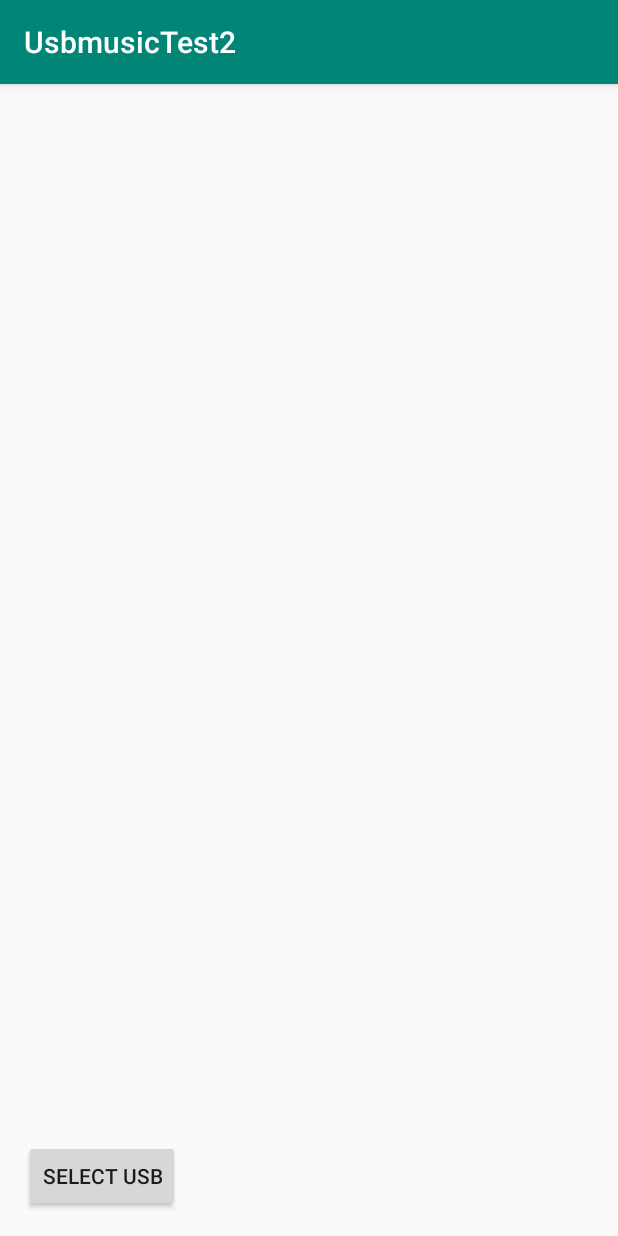
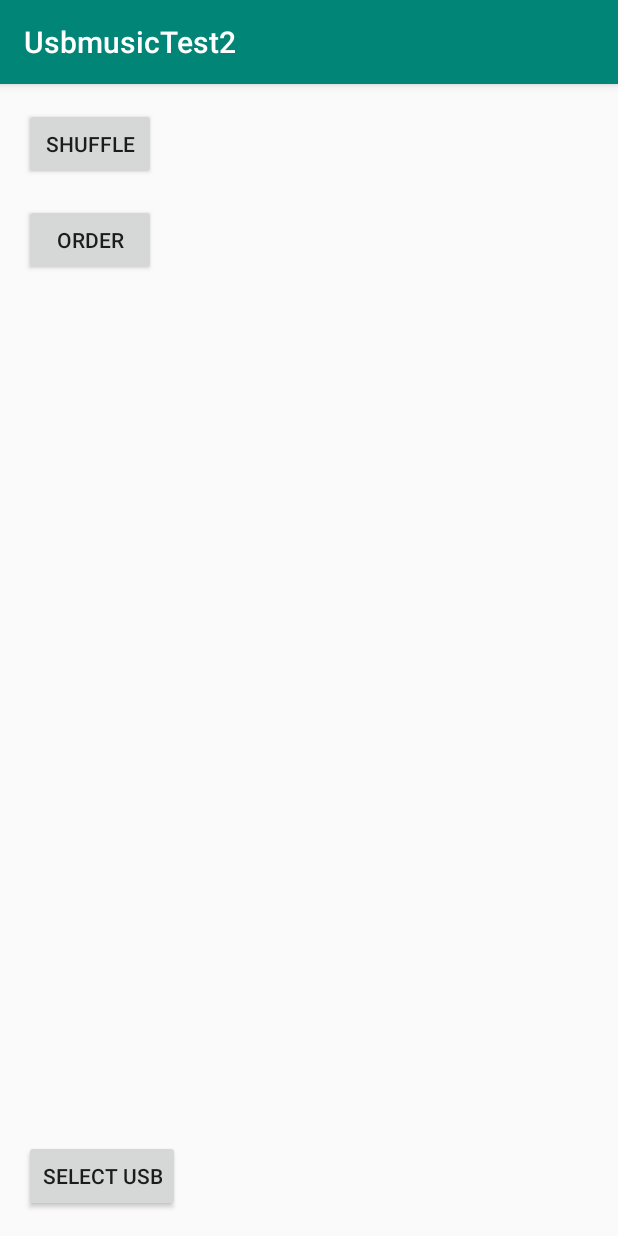
Before and after one commit to ittaira/UsbmusicTest2, an Android app: the screen it shows after launch (MainActivity), on a phone screen of 412 x 824 dp. Run offline under Robolectric (Android 15) with nearby library versions, the phone set to English and light mode, and no system bars.

Commit message:
looping done plus shuffle and sort functions working

```diff
--- a/app/src/main/java/com/example/usbmusictest2/MainActivity.java
+++ b/app/src/main/java/com/example/usbmusictest2/MainActivity.java
@@ -25,8 +25,11 @@ import android.widget.Button;
 
 import java.io.IOException;
 import java.util.ArrayList;
+import java.util.Collections;
+import java.util.Comparator;
 
 import static com.example.usbmusictest2.MyUsbMusicService.ACTION_MY_USB_STREAMING_INTENT_FILTER;
+import static com.example.usbmusictest2.MyUsbMusicService.ACTION_USB_MEDIAPLAYER_SONG_COMPLETED;
 import static com.example.usbmusictest2.MyUsbMusicService.EXTRA_USB_STREAMING_PERFORM_TASK_ID;
 import static com.example.usbmusictest2.MyUsbMusicService.EXTRA_USB_STREAMING_SONG_URI;
 import static com.example.usbmusictest2.MyUsbMusicService.USB_STREAM_TASK_LOAD_SONG;
@@ -35,7 +38,10 @@ public class MainActivity extends AppCompatActivity {
 
     private final String TAG = "MainActivity";
     private Button mChooseUsbStreamingButton;
+    private Button mShuffleSongsButton;
+    private Button mOrganizeSongsButton;
     private ArrayList<Songs> songsArrayList;
+    private int currentSongPlayingIndex;
     //protected static Context myActivityContext;
 
     private RecyclerView mSongRecyclerView;
@@ -63,6 +69,32 @@ public class MainActivity extends AppCompatActivity {
             }
         });
 
+        mShuffleSongsButton = findViewById(R.id.button_suffle_list);
+        mShuffleSongsButton.setOnClickListener(new View.OnClickListener() {
+            @Override
+            public void onClick(View view) {
+                if (songsArrayList != null && mSongRecyclerView != null){
+                    Collections.shuffle(songsArrayList);
+                    mSongAdapter.notifyDataSetChanged();
+                }
+            }
+        });
+
+        mOrganizeSongsButton = findViewById(R.id.button_order_list);
+        mOrganizeSongsButton.setOnClickListener(new View.OnClickListener() {
+            @Override
+            public void onClick(View view) {
+                Collections.sort(songsArrayList, new Comparator<Songs>() {
+                    @Override
+                    public int compare(Songs songs, Songs t1) {
+                        return songs.getAtrist().toUpperCase().compareTo(t1.getAtrist().toUpperCase());
+                    }
+                });
+                mSongAdapter.notifyDataSetChanged();
+            }
+
+        });
+
         mSongRecyclerView = findViewById(R.id.recycler_view_songs);
         mSongRecyclerView.setHasFixedSize(true);
         msongLayoutManager = new LinearLayoutManager(this);
@@ -72,12 +104,14 @@ public class MainActivity extends AppCompatActivity {
         mSongRecyclerView.addItemDecoration(new DividerItemDecoration(mSongRecyclerView.getContext(), DividerItemDecoration.VERTICAL));
 
         LocalBroadcastManager.getInstance(this).registerReceiver(songClickBroadcastReceiver, new IntentFilter("song_chosen_from_storage_intent"));
+        LocalBroadcastManager.getInstance(this).registerReceiver(songFinishedPlayingReceiver, new IntentFilter(ACTION_USB_MEDIAPLAYER_SONG_COMPLETED));
 
     }
 
     @Override
     protected void onDestroy() {
         LocalBroadcastManager.getInstance(this).unregisterReceiver(songClickBroadcastReceiver);
+        LocalBroadcastManager.getInstance(this).unregisterReceiver(songFinishedPlayingReceiver);
         getApplicationContext().stopService(new Intent(getApplicationContext(), MyUsbMusicService.class));
         super.onDestroy();
     }
@@ -163,6 +197,7 @@ public class MainActivity extends AppCompatActivity {
         public void onReceive(Context context, Intent intent) {
             String uriValueExtra = intent.getStringExtra("uriValue");
             Log.d(TAG, "uri rxd by broadcast: " + uriValueExtra);
+            currentSongPlayingIndex = intent.getIntExtra("index_number", -1);
             //playMedia(Uri.parse(uriValueExtra));  //plays on main thread
             // below moved to onActivityResult:
             //Activity activity = getParent().startService(new Intent(getApplicationContext(), MyUsbMusicService.class)); //for using in fragment
@@ -179,5 +214,33 @@ public class MainActivity extends AppCompatActivity {
     };
 
 
+    private BroadcastReceiver songFinishedPlayingReceiver = new BroadcastReceiver() {
+        @Override
+        public void onReceive(Context context, Intent intent) {
+            Log.d(TAG, "Broadcast of song ended received");
+            if (songsArrayList.size() > 0){
+                currentSongPlayingIndex ++;
+                if (currentSongPlayingIndex < songsArrayList.size()){
+                    Log.d(TAG,"current song playing index: " + currentSongPlayingIndex);
+                }
+                else if (currentSongPlayingIndex >= songsArrayList.size()){
+                    currentSongPlayingIndex = 0;
+                    Log.d(TAG,"current song playing index2: " + currentSongPlayingIndex);
+
+                }
+
+                //broadcast to service:
+                Intent intentToBroadcastToUsbStreamingService = new Intent(ACTION_MY_USB_STREAMING_INTENT_FILTER);
+                intentToBroadcastToUsbStreamingService.putExtra(EXTRA_USB_STREAMING_PERFORM_TASK_ID, USB_STREAM_TASK_LOAD_SONG);
+                intentToBroadcastToUsbStreamingService.putExtra(EXTRA_USB_STREAMING_SONG_URI, songsArrayList.get(currentSongPlayingIndex).getSongUri().toString());
+                LocalBroadcastManager.getInstance(getApplicationContext()).sendBroadcast(intentToBroadcastToUsbStreamingService);
+                Log.d(TAG, "broadcast sent to usbStreamingService");
+
+            }
+
+
+
+        }
+    };
 
 }
--- a/app/src/main/java/com/example/usbmusictest2/MySongAdapter.java
+++ b/app/src/main/java/com/example/usbmusictest2/MySongAdapter.java
@@ -38,7 +38,7 @@ public class MySongAdapter extends RecyclerView.Adapter<MySongAdapter.ViewHolder
     }
 
     @Override
-    public void onBindViewHolder(@NonNull ViewHolder holder, int position) {
+    public void onBindViewHolder(@NonNull ViewHolder holder, final int position) {
         final Songs songs = songsData.get(position);
         if (songsData.get(position).getTitle() == null || songsData.get(position).getTitle().isEmpty()){
             holder.titleTextView.setText(songsData.get(position).getFilename());
@@ -53,6 +53,7 @@ public class MySongAdapter extends RecyclerView.Adapter<MySongAdapter.ViewHolder
             public void onClick(View view) {
                 Intent intent = new Intent("song_chosen_from_storage_intent");
                 intent.putExtra("uriValue", songs.getSongUri().toString());
+                intent.putExtra("index_number", position);
                 LocalBroadcastManager.getInstance(context2).sendBroadcast(intent);
             }
         });
--- a/app/src/main/java/com/example/usbmusictest2/MyUsbMusicService.java
+++ b/app/src/main/java/com/example/usbmusictest2/MyUsbMusicService.java
@@ -24,7 +24,8 @@ public class MyUsbMusicService extends Service {
                 ACTION_MY_USB_STREAMING_INTENT_FILTER = MyUsbMusicService.class.getName() + "My_usb_streaming_change_song",
                 EXTRA_USB_STREAMING_SONG_URI = MyUsbMusicService.class.getName() + "My_usb_streaming_song_uri",
                 EXTRA_USB_STREAMING_PERFORM_TASK_ID = MyUsbMusicService.class.getName() + "My_usb_streaming_task_id",
-                EXTRA_USB_STREAMING_VOLUME = MyUsbMusicService.class.getName() + "My_usb_streaming_volume";
+                EXTRA_USB_STREAMING_VOLUME = MyUsbMusicService.class.getName() + "My_usb_streaming_volume",
+                ACTION_USB_MEDIAPLAYER_SONG_COMPLETED = MyUsbMusicService.class.getName() + "My_usb_song_completed";
 
     final static int USB_STREAM_TASK_LOAD_SONG = 1,
                     USB_STREAM_TASK_RESUME_PLAYING = 2,
@@ -148,7 +149,6 @@ public class MyUsbMusicService extends Service {
         if (myUsbMediaPlayer.isPlaying()){
             myUsbMediaPlayer.pause();
             myUsbMediaPlayer.reset();
-            //myUsbMediaPlayer.release(); //todo: check if "release" does not cause crashes. added myself 14Jan2020
         }
         new UsbPlayerAsyncTask().execute(mySongUriString);
         isUsbMediaPlayerPlaying = true;
@@ -168,7 +168,10 @@ public class MyUsbMusicService extends Service {
                 myUsbMediaPlayer.setOnCompletionListener(new MediaPlayer.OnCompletionListener() {
                     @Override
                     public void onCompletion(MediaPlayer mediaPlayer) {
-
+                        Log.d(TAG, "song onCompletion called");
+                        //send broadcast to play next song
+                        Intent intent = new Intent(ACTION_USB_MEDIAPLAYER_SONG_COMPLETED);
+                        LocalBroadcastManager.getInstance(getApplicationContext()).sendBroadcast(intent);
                     }
                 });
                 myUsbMediaPlayer.prepare();
--- a/app/src/main/res/layout/activity_main.xml
+++ b/app/src/main/res/layout/activity_main.xml
@@ -20,9 +20,30 @@
     <androidx.recyclerview.widget.RecyclerView
         android:id="@+id/recycler_view_songs"
         android:layout_width="600dp"
-        android:layout_height="534dp"
+        android:layout_height="400dp"
         android:layout_marginTop="16dp"
+        android:layout_marginBottom="32dp"
+        app:layout_constraintBottom_toBottomOf="parent"
         app:layout_constraintEnd_toEndOf="parent"
         app:layout_constraintStart_toStartOf="parent"
         app:layout_constraintTop_toTopOf="parent" />
+
+    <Button
+        android:id="@+id/button_suffle_list"
+        android:layout_width="wrap_content"
+        android:layout_height="wrap_content"
+        android:layout_marginStart="16dp"
+        android:layout_marginTop="16dp"
+        android:text="shuffle"
+        app:layout_constraintStart_toStartOf="parent"
+        app:layout_constraintTop_toTopOf="parent" />
+
+    <Button
+        android:id="@+id/button_order_list"
+        android:layout_width="wrap_content"
+        android:layout_height="wrap_content"
+        android:layout_marginTop="16dp"
+        android:text="order"
+        app:layout_constraintStart_toStartOf="@+id/button_suffle_list"
+        app:layout_constraintTop_toBottomOf="@+id/button_suffle_list" />
 </androidx.constraintlayout.widget.ConstraintLayout>
```
